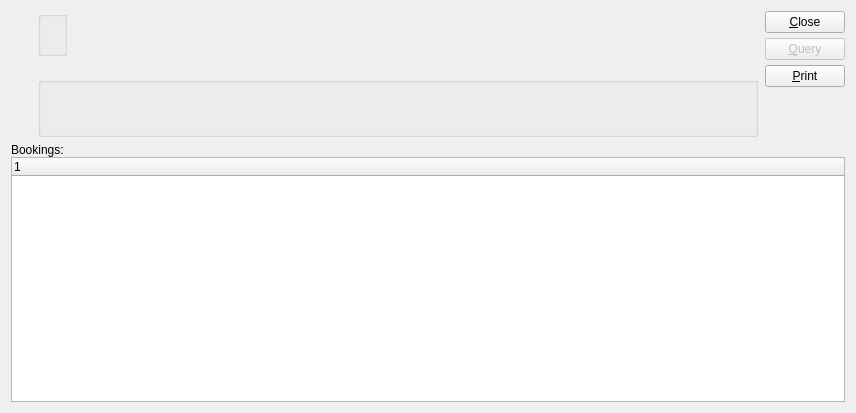
Above: guiclient/dspBookingsByCustomer.ui from Pegasus-RPG/xtuple-client before the change. Below: the same form after it.
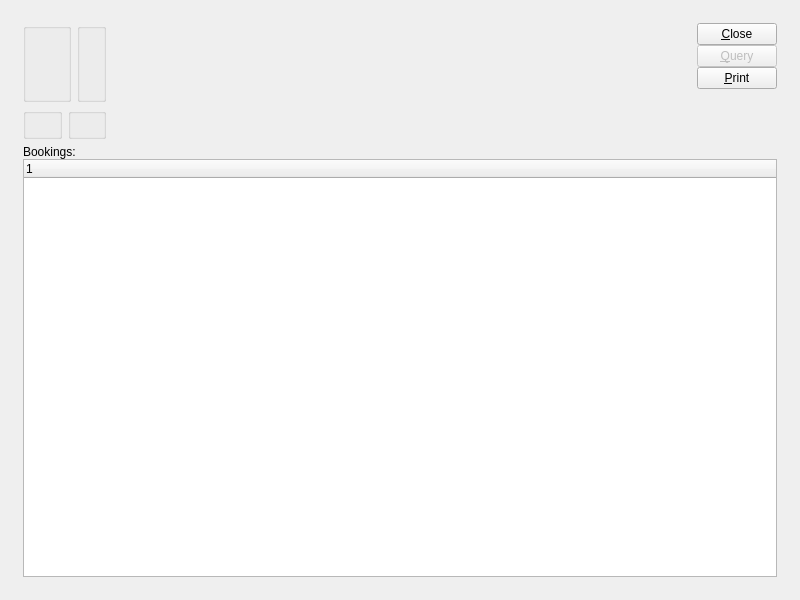
That is the form after the change. Custom widgets are drawn as their Qt base class.

Commit message: issue 8520:  Touch up layouts with tweaked clusters.

What changed in the file:
```diff
--- a/guiclient/dspBookingsByCustomer.ui
+++ b/guiclient/dspBookingsByCustomer.ui
@@ -13,24 +13,33 @@
    <rect>
     <x>0</x>
     <y>0</y>
-    <width>856</width>
-    <height>413</height>
+    <width>800</width>
+    <height>600</height>
    </rect>
   </property>
   <property name="windowTitle" >
    <string>Bookings by Customer</string>
   </property>
-   <layout class="QVBoxLayout" >
-    <item>
-     <layout class="QHBoxLayout" >
-      <property name="spacing" >
-       <number>7</number>
-      </property>
+  <layout class="QGridLayout" name="gridLayout_6" >
+   <item row="0" column="0" >
+    <layout class="QGridLayout" name="gridLayout_5" >
+     <property name="margin" >
+      <number>12</number>
+     </property>
+     <item row="0" column="0" >
+      <layout class="QHBoxLayout" name="horizontalLayout_3" >
       <item>
-       <layout class="QVBoxLayout" >
-        <property name="spacing" >
-         <number>0</number>
-        </property>
+        <layout class="QGridLayout" name="gridLayout_4" >
+         <item row="0" column="0" >
+          <layout class="QHBoxLayout" name="horizontalLayout_2" >
+           <item>
+            <widget class="QGroupBox" name="_custGroup" >
+             <property name="title" >
+              <string/>
+             </property>
+             <layout class="QGridLayout" name="gridLayout_3" >
+              <item row="0" column="0" >
+               <layout class="QVBoxLayout" name="verticalLayout" >
         <item>
          <widget class="CustCluster" name="_cust" >
           <property name="sizePolicy" >
@@ -47,85 +56,46 @@
            <enum>Qt::Vertical</enum>
           </property>
           <property name="sizeType" >
-           <enum>QSizePolicy::Preferred</enum>
-          </property>
-          <property name="sizeHint" >
+                   <enum>QSizePolicy::Expanding</enum>
+                  </property>
+                  <property name="sizeHint" stdset="0" >
            <size>
             <width>20</width>
-            <height>100</height>
+                    <height>0</height>
            </size>
           </property>
          </spacer>
         </item>
        </layout>
       </item>
+             </layout>
+            </widget>
+           </item>
       <item>
-       <layout class="QVBoxLayout" >
-        <property name="spacing" >
-         <number>5</number>
-        </property>
-        <item>
-         <layout class="QHBoxLayout" >
-          <property name="spacing" >
-           <number>0</number>
-          </property>
-          <item>
-           <layout class="QHBoxLayout" >
-            <property name="spacing" >
-             <number>7</number>
-            </property>
-            <item>
-             <layout class="QVBoxLayout" >
-              <property name="spacing" >
-               <number>0</number>
-              </property>
-              <item>
-               <widget class="WarehouseGroup" name="_warehouse" >
+            <widget class="QGroupBox" name="_dateGroup" >
                 <property name="title" >
                  <string/>
                 </property>
-               </widget>
-              </item>
-              <item>
-               <spacer>
-                <property name="orientation" >
-                 <enum>Qt::Vertical</enum>
-                </property>
-                <property name="sizeType" >
-                 <enum>QSizePolicy::Preferred</enum>
-                </property>
-                <property name="sizeHint" >
-                 <size>
-                  <width>20</width>
-                  <height>16</height>
-                 </size>
-                </property>
-               </spacer>
-              </item>
-             </layout>
-            </item>
-            <item>
+             <layout class="QGridLayout" name="gridLayout_2" >
+              <item row="0" column="0" >
              <widget class="DateCluster" name="_dates" />
             </item>
            </layout>
-          </item>
-          <item>
-           <spacer>
-            <property name="orientation" >
-             <enum>Qt::Horizontal</enum>
-            </property>
-            <property name="sizeType" >
-             <enum>QSizePolicy::Expanding</enum>
-            </property>
-            <property name="sizeHint" >
-             <size>
-              <width>49</width>
-              <height>20</height>
-             </size>
-            </property>
-           </spacer>
-          </item>
-         </layout>
+            </widget>
+           </item>
+          </layout>
+         </item>
+         <item row="1" column="0" >
+          <layout class="QHBoxLayout" name="horizontalLayout" >
+           <item>
+            <widget class="WarehouseGroup" name="_warehouse" >
+             <property name="title" >
+              <string/>
+             </property>
+             <property name="fixedSize" >
+              <bool>false</bool>
+             </property>
+            </widget>
         </item>
         <item>
          <widget class="ParameterGroup" name="_productCategory" >
@@ -136,6 +106,24 @@
         </item>
        </layout>
       </item>
+        </layout>
+       </item>
+       <item>
+        <spacer>
+         <property name="orientation" >
+          <enum>Qt::Horizontal</enum>
+         </property>
+         <property name="sizeType" >
+          <enum>QSizePolicy::Expanding</enum>
+         </property>
+         <property name="sizeHint" stdset="0" >
+          <size>
+           <width>0</width>
+           <height>65</height>
+          </size>
+         </property>
+        </spacer>
+       </item>
       <item>
        <layout class="QVBoxLayout" >
         <property name="spacing" >
@@ -144,7 +132,7 @@
         <item>
          <layout class="QVBoxLayout" >
           <property name="spacing" >
-           <number>5</number>
+            <number>0</number>
           </property>
           <item>
            <widget class="QPushButton" name="_close" >
@@ -184,9 +172,9 @@
            <enum>Qt::Vertical</enum>
           </property>
           <property name="sizeType" >
-           <enum>QSizePolicy::Preferred</enum>
-          </property>
-          <property name="sizeHint" >
+            <enum>QSizePolicy::Expanding</enum>
+           </property>
+           <property name="sizeHint" stdset="0" >
            <size>
             <width>20</width>
             <height>50</height>
@@ -198,7 +186,25 @@
       </item>
      </layout>
     </item>
-    <item>
+     <item row="1" column="0" >
+      <widget class="QFrame" name="_frame" >
+       <property name="sizePolicy" >
+        <sizepolicy vsizetype="Expanding" hsizetype="Preferred" >
+         <horstretch>0</horstretch>
+         <verstretch>1</verstretch>
+        </sizepolicy>
+       </property>
+       <property name="frameShape" >
+        <enum>QFrame::NoFrame</enum>
+       </property>
+       <property name="frameShadow" >
+        <enum>QFrame::Raised</enum>
+       </property>
+       <layout class="QGridLayout" name="gridLayout" >
+        <property name="margin" >
+         <number>0</number>
+        </property>
+        <item row="0" column="0" >
      <layout class="QVBoxLayout" >
       <property name="spacing" >
        <number>0</number>
@@ -233,6 +239,11 @@
     </item>
    </layout>
  </widget>
+     </item>
+    </layout>
+   </item>
+  </layout>
+ </widget>
  <layoutdefault spacing="6" margin="11" />
  <pixmapfunction>qPixmapFromMimeSource</pixmapfunction>
  <customwidgets>
```
Left out of the diff: 5 changed lines with no effect on the pictures. Lines whose indentation alone changed are shown as unchanged. The commit also changes 34 other files.
